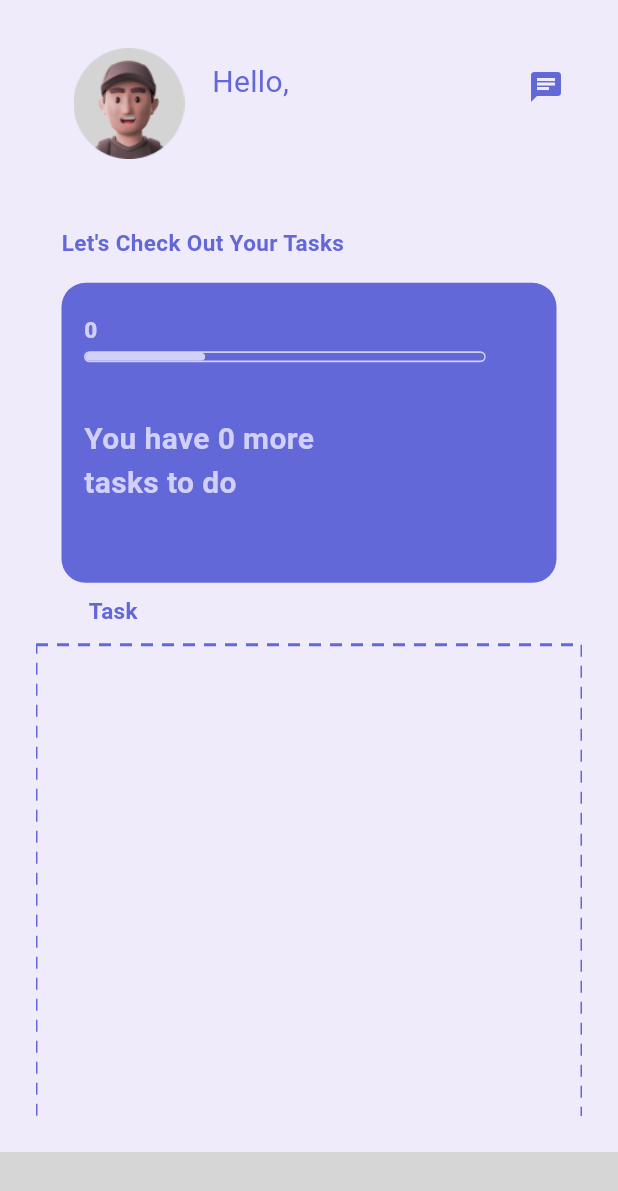
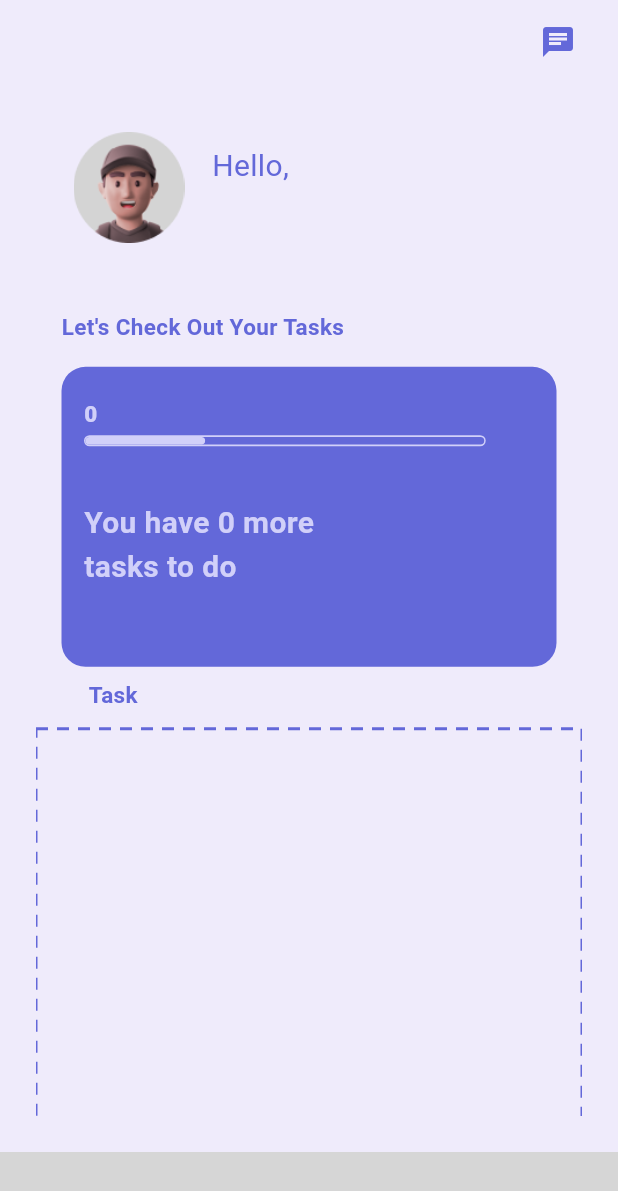
Before and after one commit to kyrolloss/neat, a Flutter app: the MainLayout screen opened directly with empty values, on a phone screen of 412 x 824 dp. Shown: the top 1191 px of the screen. Run offline on Flutter 3.47's test engine with Material 3 defaults, Android fonts, the phone set to English and light mode, and no system bars; drawn by our look-alikes of dotted_border, percent_indicator; our stand-ins replace cloud_firestore, easy_date_timeline, firebase_auth, firebase_core, firebase_messaging, firebase_storage and 4 more; missing offline and left inert: inkblob_navigation_bar; accounts and stored records are empty; grey boxes are pictures that could not be loaded.

Commit message:
handle home screen

```diff
--- a/lib/Screens/Home/home.dart
+++ b/lib/Screens/Home/home.dart
@@ -50,13 +50,20 @@ class _HomeScreenState extends State<HomeScreen> {
 
         return Scaffold(
           backgroundColor: TColors.backgroundColor,
-          // appBar: AppBar(
-          //   backgroundColor: TColors.backgroundColor,
-          //   automaticallyImplyLeading: false,
-          //   actions: [
-          //
-          //   ],
-          // ),
+          appBar: TAppBar(
+            backgroundColor: TColors.backgroundColor,
+            actions: [
+              IconButton(
+                  onPressed: () {
+                    navigateTo(context, const UsersScreen());
+                  },
+                  icon: const Icon(
+                    Icons.chat,
+                    color: TColors.primaryColor,
+                  )),
+            ],
+          ),
+
           body: Padding(
             padding: const EdgeInsets.all(TSizes.defaultSpace),
             child: SingleChildScrollView(
@@ -65,18 +72,18 @@ class _HomeScreenState extends State<HomeScreen> {
                 children: [
                   Stack(
                     children:[
-                      Positioned(
-                        right: 0,
-                        top: 10,
-                        child: IconButton(
-                            onPressed: () {
-                              navigateTo(context, const UsersScreen());
-                            },
-                            icon: const Icon(
-                              Icons.chat,
-                              color: TColors.primaryColor,
-                            )),
-                      ),
+                      // Positioned(
+                      //   right: 0,
+                      //   top: 10,
+                      //   child: IconButton(
+                      //       onPressed: () {
+                      //         navigateTo(context, const UsersScreen());
+                      //       },
+                      //       icon: const Icon(
+                      //         Icons.chat,
+                      //         color: TColors.primaryColor,
+                      //       )),
+                      // ),
                       Column(
                       crossAxisAlignment: CrossAxisAlignment.start,
                       children: [
--- a/lib/Screens/MainLayout.dart
+++ b/lib/Screens/MainLayout.dart
@@ -4,6 +4,7 @@ import 'package:inkblob_navigation_bar/inkblob_navigation_bar.dart';
 import 'package:neat/Screens/Home/home.dart';
 import 'package:neat/components/color.dart';
 import 'package:neat/cubit/app_cubit.dart';
+import 'package:neat/utlis/constants/colors.dart';
 
 
 class MainLayout extends StatefulWidget {
@@ -35,22 +36,24 @@ class _MainLayoutState extends State<MainLayout> {
       builder: (context, state) {
         var cubit = AppCubit.get(context);
         return Scaffold(
+
           bottomNavigationBar: InkblobNavigationBar(
+            backgroundColor: TColors.secondaryColor.withOpacity(0.9),
             selectedIndex: 1,
             iconSize: 35,
             items: [
               InkblobBarItem(
-                  emptyIcon:  Icon(Icons.home , color: AppColor.primeColor,),
-                  filledIcon:  Icon(Icons.home_outlined, color: AppColor.primeColor,)),
+                  emptyIcon:  Icon(Icons.home , color: TColors.primaryColor,),
+                  filledIcon:  Icon(Icons.home_outlined, color: TColors.backgroundColor,)),
               InkblobBarItem(
-                  emptyIcon:  Icon(Icons.calendar_month, color: AppColor.primeColor,),
-                  filledIcon:  Icon(Icons.calendar_month_outlined, color: AppColor.primeColor,)),
+                  emptyIcon:  Icon(Icons.calendar_month, color: TColors.primaryColor,),
+                  filledIcon:  Icon(Icons.calendar_month_outlined, color: TColors.primaryColor,)),
               InkblobBarItem(
-                  emptyIcon:  Icon(Icons.notifications, color: AppColor.primeColor,),
-                  filledIcon:  Icon(Icons.notifications_none, color: AppColor.primeColor,)),
+                  emptyIcon:  Icon(Icons.notifications, color: TColors.primaryColor,),
+                  filledIcon:  Icon(Icons.notifications_none, color: TColors.backgroundColor,)),
               InkblobBarItem(
-                  emptyIcon:  Icon(Icons.person, color: AppColor.primeColor,),
-                  filledIcon:  Icon(Icons.person_outline, color: AppColor.primeColor,)),
+                  emptyIcon:  Icon(Icons.person, color: TColors.primaryColor,),
+                  filledIcon:  Icon(Icons.person_outline, color: TColors.backgroundColor,)),
 
 
             ],
```
Also changed, not shown: lib/Screens/chat/chat_screen.dart (+20 -12 lines), lib/Screens/chat/widgets/chat_bubble.dart (+11 -3 lines).
